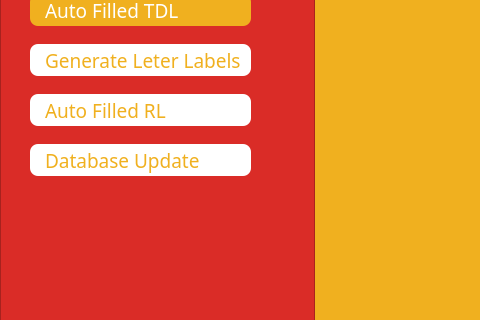
The window that main_app.ui (eklemis/correspondence-tracker) describes before a commit, drawn with Qt 5; both pictures show x 0 to 480 and y 196 to 516 of the 1366 by 768 pixel window.
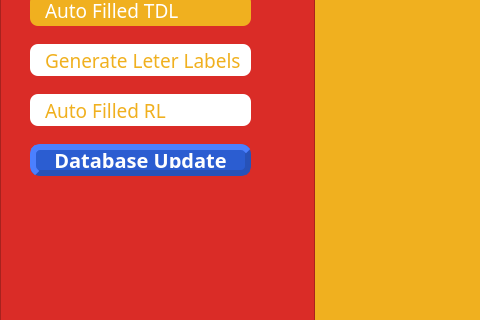
The same window after the commit. Icons and pictures are not drawn.

Commit message: some tweak on buttons css style

```diff
--- a/main_app.ui
+++ b/main_app.ui
@@ -10,6 +10,18 @@
     <height>768</height>
    </rect>
   </property>
+  <property name="minimumSize">
+   <size>
+    <width>1366</width>
+    <height>768</height>
+   </size>
+  </property>
+  <property name="maximumSize">
+   <size>
+    <width>1366</width>
+    <height>768</height>
+   </size>
+  </property>
   <property name="windowTitle">
    <string>Form</string>
   </property>
@@ -837,63 +849,63 @@
        <colorrole role="WindowText">
         <brush brushstyle="SolidPattern">
          <color alpha="255">
-          <red>240</red>
-          <green>176</green>
-          <blue>31</blue>
+          <red>255</red>
+          <green>255</green>
+          <blue>255</blue>
          </color>
         </brush>
        </colorrole>
        <colorrole role="Button">
         <brush brushstyle="SolidPattern">
          <color alpha="255">
-          <red>255</red>
-          <green>255</green>
-          <blue>255</blue>
+          <red>43</red>
+          <green>93</green>
+          <blue>209</blue>
          </color>
         </brush>
        </colorrole>
        <colorrole role="Text">
         <brush brushstyle="SolidPattern">
          <color alpha="255">
-          <red>240</red>
-          <green>176</green>
-          <blue>31</blue>
+          <red>255</red>
+          <green>255</green>
+          <blue>255</blue>
          </color>
         </brush>
        </colorrole>
        <colorrole role="ButtonText">
         <brush brushstyle="SolidPattern">
          <color alpha="255">
-          <red>240</red>
-          <green>176</green>
-          <blue>31</blue>
+          <red>255</red>
+          <green>255</green>
+          <blue>255</blue>
          </color>
         </brush>
        </colorrole>
        <colorrole role="Base">
         <brush brushstyle="SolidPattern">
          <color alpha="255">
-          <red>255</red>
-          <green>255</green>
-          <blue>255</blue>
+          <red>43</red>
+          <green>93</green>
+          <blue>209</blue>
          </color>
         </brush>
        </colorrole>
        <colorrole role="Window">
         <brush brushstyle="SolidPattern">
          <color alpha="255">
-          <red>255</red>
-          <green>255</green>
-          <blue>255</blue>
+          <red>43</red>
+          <green>93</green>
+          <blue>209</blue>
          </color>
         </brush>
        </colorrole>
        <colorrole role="PlaceholderText">
         <brush brushstyle="NoBrush">
          <color alpha="128">
-          <red>240</red>
-          <green>176</green>
-          <blue>31</blue>
+          <red>255</red>
+          <green>255</green>
+          <blue>255</blue>
          </color>
         </brush>
        </colorrole>
@@ -902,63 +914,63 @@
        <colorrole role="WindowText">
         <brush brushstyle="SolidPattern">
          <color alpha="255">
-          <red>240</red>
-          <green>176</green>
-          <blue>31</blue>
+          <red>255</red>
+          <green>255</green>
+          <blue>255</blue>
          </color>
         </brush>
        </colorrole>
        <colorrole role="Button">
         <brush brushstyle="SolidPattern">
          <color alpha="255">
-          <red>255</red>
-          <green>255</green>
-          <blue>255</blue>
+          <red>43</red>
+          <green>93</green>
+          <blue>209</blue>
          </color>
         </brush>
        </colorrole>
        <colorrole role="Text">
         <brush brushstyle="SolidPattern">
          <color alpha="255">
-          <red>240</red>
-          <green>176</green>
-          <blue>31</blue>
+          <red>255</red>
+          <green>255</green>
+          <blue>255</blue>
          </color>
         </brush>
        </colorrole>
        <colorrole role="ButtonText">
         <brush brushstyle="SolidPattern">
          <color alpha="255">
-          <red>240</red>
-          <green>176</green>
-          <blue>31</blue>
+          <red>255</red>
+          <green>255</green>
+          <blue>255</blue>
          </color>
         </brush>
        </colorrole>
        <colorrole role="Base">
         <brush brushstyle="SolidPattern">
          <color alpha="255">
-          <red>255</red>
-          <green>255</green>
-          <blue>255</blue>
+          <red>43</red>
+          <green>93</green>
+          <blue>209</blue>
          </color>
         </brush>
        </colorrole>
        <colorrole role="Window">
         <brush brushstyle="SolidPattern">
          <color alpha="255">
-          <red>255</red>
-          <green>255</green>
-          <blue>255</blue>
+          <red>43</red>
+          <green>93</green>
+          <blue>209</blue>
          </color>
         </brush>
        </colorrole>
        <colorrole role="PlaceholderText">
         <brush brushstyle="NoBrush">
          <color alpha="128">
-          <red>240</red>
-          <green>176</green>
-          <blue>31</blue>
+          <red>255</red>
+          <green>255</green>
+          <blue>255</blue>
          </color>
         </brush>
        </colorrole>
@@ -967,63 +979,63 @@
        <colorrole role="WindowText">
         <brush brushstyle="SolidPattern">
          <color alpha="255">
-          <red>240</red>
-          <green>176</green>
-          <blue>31</blue>
+          <red>255</red>
+          <green>255</green>
+          <blue>255</blue>
          </color>
         </brush>
        </colorrole>
        <colorrole role="Button">
         <brush brushstyle="SolidPattern">
          <color alpha="255">
-          <red>255</red>
-          <green>255</green>
-          <blue>255</blue>
+          <red>43</red>
+          <green>93</green>
+          <blue>209</blue>
          </color>
         </brush>
        </colorrole>
        <colorrole role="Text">
         <brush brushstyle="SolidPattern">
          <color alpha="255">
-          <red>240</red>
-          <green>176</green>
-          <blue>31</blue>
+          <red>255</red>
+          <green>255</green>
+          <blue>255</blue>
          </color>
         </brush>
        </colorrole>
        <colorrole role="ButtonText">
         <brush brushstyle="SolidPattern">
          <color alpha="255">
-          <red>240</red>
-          <green>176</green>
-          <blue>31</blue>
+          <red>255</red>
+          <green>255</green>
+          <blue>255</blue>
          </color>
         </brush>
        </colorrole>
        <colorrole role="Base">
         <brush brushstyle="SolidPattern">
          <color alpha="255">
-          <red>255</red>
-          <green>255</green>
-          <blue>255</blue>
+          <red>43</red>
+          <green>93</green>
+          <blue>209</blue>
          </color>
         </brush>
        </colorrole>
        <colorrole role="Window">
         <brush brushstyle="SolidPattern">
          <color alpha="255">
-          <red>255</red>
-          <green>255</green>
-          <blue>255</blue>
+          <red>43</red>
+          <green>93</green>
+          <blue>209</blue>
          </color>
         </brush>
        </colorrole>
        <colorrole role="PlaceholderText">
         <brush brushstyle="NoBrush">
          <color alpha="128">
-          <red>240</red>
-          <green>176</green>
-          <blue>31</blue>
+          <red>255</red>
+          <green>255</green>
+          <blue>255</blue>
          </color>
         </brush>
        </colorrole>
@@ -1033,7 +1045,10 @@
     <property name="font">
      <font>
       <family>Gill Sans Infant Std</family>
-      <pointsize>14</pointsize>
+      <pointsize>-1</pointsize>
+      <weight>75</weight>
+      <italic>false</italic>
+      <bold>true</bold>
       <stylestrategy>PreferAntialias</stylestrategy>
      </font>
     </property>
@@ -1044,13 +1059,19 @@
      <bool>false</bool>
     </property>
     <property name="styleSheet">
-     <string notr="true">background-color: White;
-color: #F0B01F;
-border: 0px;
-border-radius: 8px;
-
-text-align:left;
-padding-left: 15px;</string>
+     <string notr="true">QPushButton {
+    background-color: #2B5DD1;
+    color: #FFFFFF;
+    border-style: outset;
+    padding: 2px;
+    font: bold 20px;
+    border-width: 6px;
+    border-radius: 10px;
+    border-color: #2752B8;
+}
+QPushButton:hover {
+    background-color: lightgreen;
+}</string>
     </property>
     <property name="text">
      <string>Database Update</string>
@@ -1081,44 +1102,6 @@
      <bool>true</bool>
     </property>
    </widget>
-   <widget class="QLabel" name="label_3">
-    <property name="geometry">
-     <rect>
-      <x>220</x>
-      <y>290</y>
-      <width>50</width>
-      <height>33</height>
-     </rect>
-    </property>
-    <property name="text">
-     <string/>
-    </property>
-    <property name="pixmap">
-     <pixmap resource="ui_res/all_support_res.qrc">:/logoImage/images/button-expand.png</pixmap>
-    </property>
-    <property name="scaledContents">
-     <bool>true</bool>
-    </property>
-   </widget>
-   <widget class="QLabel" name="label_4">
-    <property name="geometry">
-     <rect>
-      <x>246</x>
-      <y>340</y>
-      <width>21</width>
-      <height>32</height>
-     </rect>
-    </property>
-    <property name="text">
-     <string/>
-    </property>
-    <property name="pixmap">
-     <pixmap resource="ui_res/all_support_res.qrc">:/logoImage/images/expand-white.png</pixmap>
-    </property>
-    <property name="scaledContents">
-     <bool>true</bool>
-    </property>
-   </widget>
    <widget class="QLabel" name="label_5">
     <property name="geometry">
      <rect>
```
Left out of the diff: 13 changed lines with no effect on the pictures.
